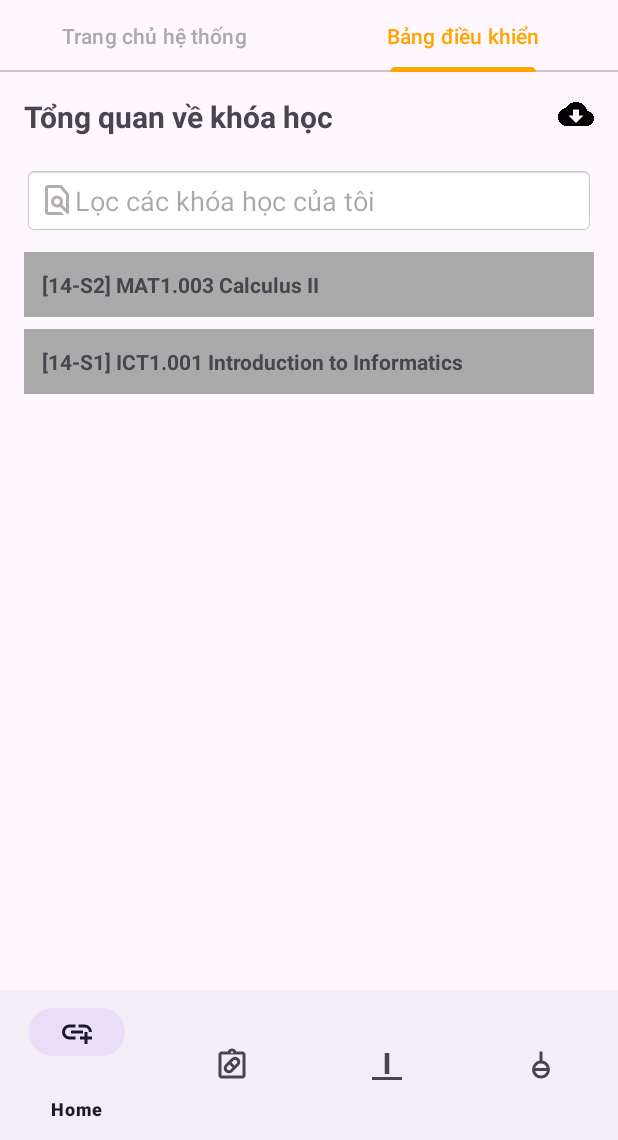
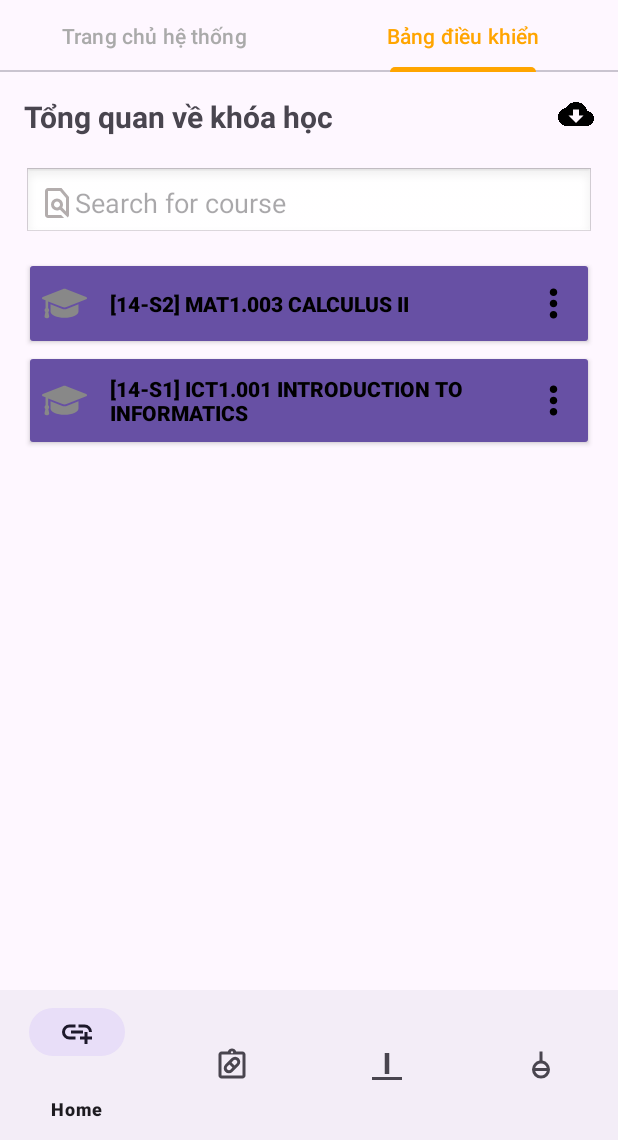
Before and after one commit to nguyenhungict/moodle-app, an Android app: the screen it shows after launch (MainActivity), tab 2 chosen, on a phone screen of 412 x 824 dp, the part 96-1236 px from its top. Run offline under Robolectric (Android 15) with nearby library versions, the phone set to English and light mode, and no system bars.

Commit message:
UI update

```diff
--- /dev/null
+++ b/app/src/main/res/color/nav_item_color.xml
@@ -0,0 +1,5 @@
+<?xml version="1.0" encoding="utf-8"?>
+<selector xmlns:android="http://schemas.android.com/apk/res/android">
+    <item android:color="@color/orange" android:state_checked="true"/>
+    <item android:color="@android:color/darker_gray"/>
+</selector>
--- /dev/null
+++ b/app/src/main/res/drawable/graduation_cap.xml
@@ -0,0 +1,12 @@
+<vector xmlns:android="http://schemas.android.com/apk/res/android"
+    android:width="30dp"
+    android:height="30dp"
+    android:viewportWidth="200"
+    android:viewportHeight="200">
+  <path
+      android:pathData="M100,125.75c-4.13,0 -8.17,-0.77 -12.01,-2.29l-50.17,-19.89c0,11.08 0,27.65 0,32.07c0,15.56 27.84,28.17 62.18,28.17s62.18,-12.61 62.18,-28.17v-32.07l-50.17,19.89C108.17,124.98 104.13,125.75 100,125.75z"
+      android:fillColor="#888888"/>
+  <path
+      android:pathData="M196.59,71.08l-87.99,-34.88c-5.53,-2.19 -11.68,-2.19 -17.21,0l-87.99,34.88c-2.06,0.81 -3.41,2.8 -3.41,5.02c0,2.21 1.35,4.2 3.41,5.02l12.32,4.88v34.92c-2.74,1.87 -4.53,5.01 -4.53,8.57c0,3.26 1.51,6.17 3.86,8.07l-3.75,18.01c-0.5,2.42 0.11,4.93 1.67,6.84c1.56,1.91 3.89,3.03 6.36,3.03h4.45c2.47,0 4.8,-1.11 6.36,-3.03c1.56,-1.91 2.17,-4.43 1.67,-6.84l-3.75,-18.01c2.36,-1.9 3.86,-4.81 3.86,-8.07c0,-3.56 -1.8,-6.7 -4.53,-8.57v-30.3l63.73,25.26c5.71,2.26 12.06,2.26 17.77,0l87.71,-34.77c2.06,-0.81 3.41,-2.8 3.41,-5.02C200,73.89 198.65,71.9 196.59,71.08z"
+      android:fillColor="#888888"/>
+</vector>
--- a/app/src/main/res/drawable/outline_threedots.xml
+++ b/app/src/main/res/drawable/outline_threedots.xml
@@ -1,4 +1,4 @@
-<vector xmlns:android="http://schemas.android.com/apk/res/android" android:height="24dp" android:tint="#5A5656" android:viewportHeight="960" android:viewportWidth="960" android:width="24dp">
+<vector xmlns:android="http://schemas.android.com/apk/res/android" android:height="30dp" android:tint="@color/black" android:viewportHeight="960" android:viewportWidth="960" android:width="30dp">
 
     <path android:fillColor="@android:color/white" android:pathData="M480,800Q447,800 423.5,776.5Q400,753 400,720Q400,687 423.5,663.5Q447,640 480,640Q513,640 536.5,663.5Q560,687 560,720Q560,753 536.5,776.5Q513,800 480,800ZM480,560Q447,560 423.5,536.5Q400,513 400,480Q400,447 423.5,423.5Q447,400 480,400Q513,400 536.5,423.5Q560,447 560,480Q560,513 536.5,536.5Q513,560 480,560ZM480,320Q447,320 423.5,296.5Q400,273 400,240Q400,207 423.5,183.5Q447,160 480,160Q513,160 536.5,183.5Q560,207 560,240Q560,273 536.5,296.5Q513,320 480,320Z"/>
 
--- a/app/src/main/res/layout/fragment_dashboard.xml
+++ b/app/src/main/res/layout/fragment_dashboard.xml
@@ -1,6 +1,6 @@
 <?xml version="1.0" encoding="utf-8"?>
-<LinearLayout
-    xmlns:android="http://schemas.android.com/apk/res/android"
+<LinearLayout xmlns:android="http://schemas.android.com/apk/res/android"
+    xmlns:app="http://schemas.android.com/apk/res-auto"
     android:layout_width="match_parent"
     android:layout_height="match_parent"
     android:orientation="vertical"
@@ -15,24 +15,24 @@
             android:id="@+id/tv_title"
             android:layout_width="wrap_content"
             android:layout_height="wrap_content"
+            android:layout_alignParentStart="true"
+            android:layout_marginBottom="20dp"
             android:text="Tổng quan về khóa học"
             android:textSize="20sp"
-            android:textStyle="bold"
-            android:layout_alignParentStart="true"
-            android:layout_marginBottom="20dp"/>
+            android:textStyle="bold" />
 
         <ImageView
-            android:id="@+id/btn_download"
+            android:id="@+id/btn_dowload"
             android:layout_width="24dp"
             android:layout_height="24dp"
-            android:src="@drawable/dowload_icon"
-            android:layout_alignParentEnd="true"/>
+            android:layout_alignParentEnd="true"
+            android:src="@drawable/dowload_icon" />
     </RelativeLayout>
 
     <!-- Nội dung cuộn -->
     <ScrollView
         android:layout_width="match_parent"
-        android:layout_height="626dp"
+        android:layout_height="0dp"
         android:layout_weight="1"
         android:fillViewport="true">
 
@@ -46,13 +46,12 @@
                 android:id="@+id/et_search"
                 android:layout_width="match_parent"
                 android:layout_height="wrap_content"
-                android:background="@android:drawable/editbox_background"
+                android:background="@android:drawable/edit_text"
                 android:drawableStart="@drawable/outline_find_in_page_24"
-                android:hint="Lọc các khóa học của tôi"
+                android:hint="@string/search_for_course"
                 android:padding="10dp" />
 
-
-            <!-- Ví dụ danh sách khóa học -->
+            <!-- Danh sách khóa học -->
             <LinearLayout
                 android:layout_width="match_parent"
                 android:layout_height="wrap_content"
@@ -60,30 +59,33 @@
                 android:orientation="vertical">
 
                 <!-- Item khóa học -->
+                <Button
+                    style="@android:style/Widget.Material.Button.Colored"
+                    android:layout_width="match_parent"
+                    android:layout_height="wrap_content"
+                    android:layout_marginBottom="0dp"
+                    android:drawableLeft="@drawable/graduation_cap"
+                    android:drawableRight="@drawable/outline_threedots"
+                    android:padding="12dp"
+                    android:text="[14-S2] MAT1.003 Calculus II"
+                    android:textAlignment="textStart"
+                    android:textColor="@color/black"
+                    android:textStyle="bold"
+                    app:iconPadding="15dp" />
 
-                <TextView
+                <Button
+                    style="@android:style/Widget.Material.Button.Colored"
                     android:layout_width="match_parent"
                     android:layout_height="wrap_content"
                     android:layout_marginBottom="8dp"
-
-                    android:background="@android:color/darker_gray"
-                    android:padding="12dp"
-                    android:text="[14-S2] MAT1.003 Calculus II"
-                    android:textStyle="bold" />
-
-
-                <ImageView
-                    android:layout_width="wrap_content"
-                    android:layout_height="wrap_content"/>
-
-                <TextView
-                    android:layout_width="match_parent"
-                    android:layout_height="wrap_content"
-                    android:layout_marginBottom="8dp"
-                    android:background="@android:color/darker_gray"
+                    android:drawableLeft="@drawable/graduation_cap"
+                    android:drawableRight="@drawable/outline_threedots"
                     android:padding="12dp"
                     android:text="[14-S1] ICT1.001 Introduction to Informatics"
-                    android:textStyle="bold" />
+                    android:textAlignment="textStart"
+                    android:textColor="@color/black"
+                    android:textStyle="bold"
+                    app:iconPadding="15dp" />
             </LinearLayout>
         </LinearLayout>
     </ScrollView>
--- a/app/src/main/res/values/strings.xml
+++ b/app/src/main/res/values/strings.xml
@@ -1,3 +1,4 @@
 <resources>
     <string name="app_name">Moodle app</string>
+    <string name="search_for_course">Search for course</string>
 </resources>
```
Also changed, not shown: app/src/main/res/drawable/graduation_hat.jpg (deleted).
